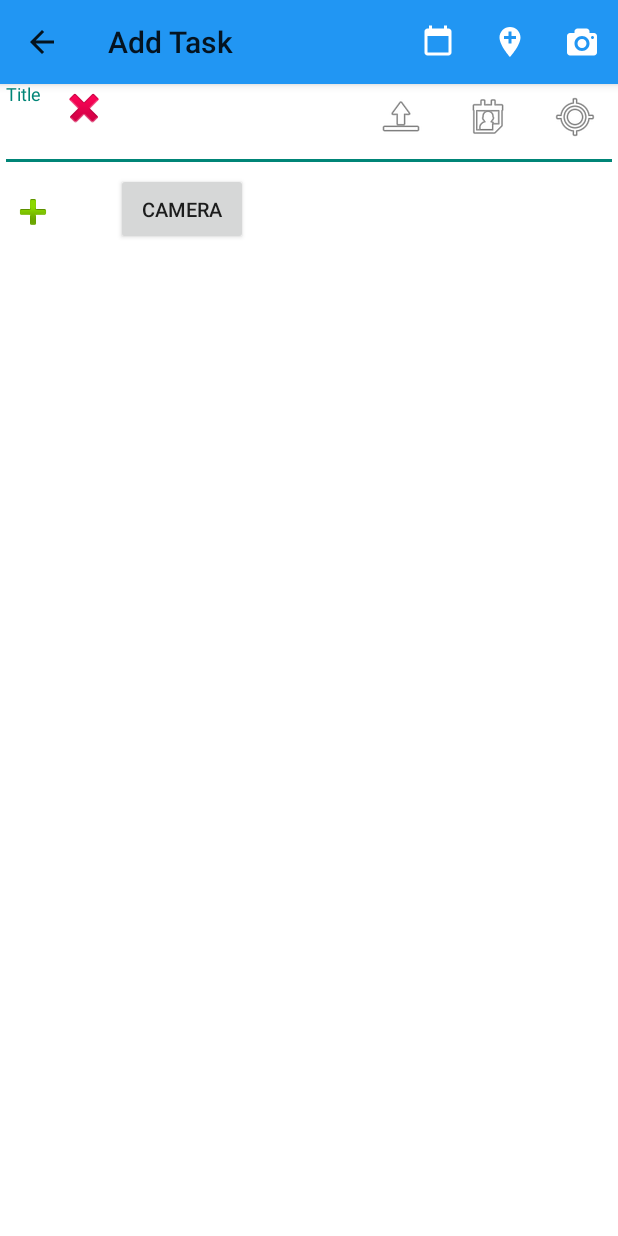
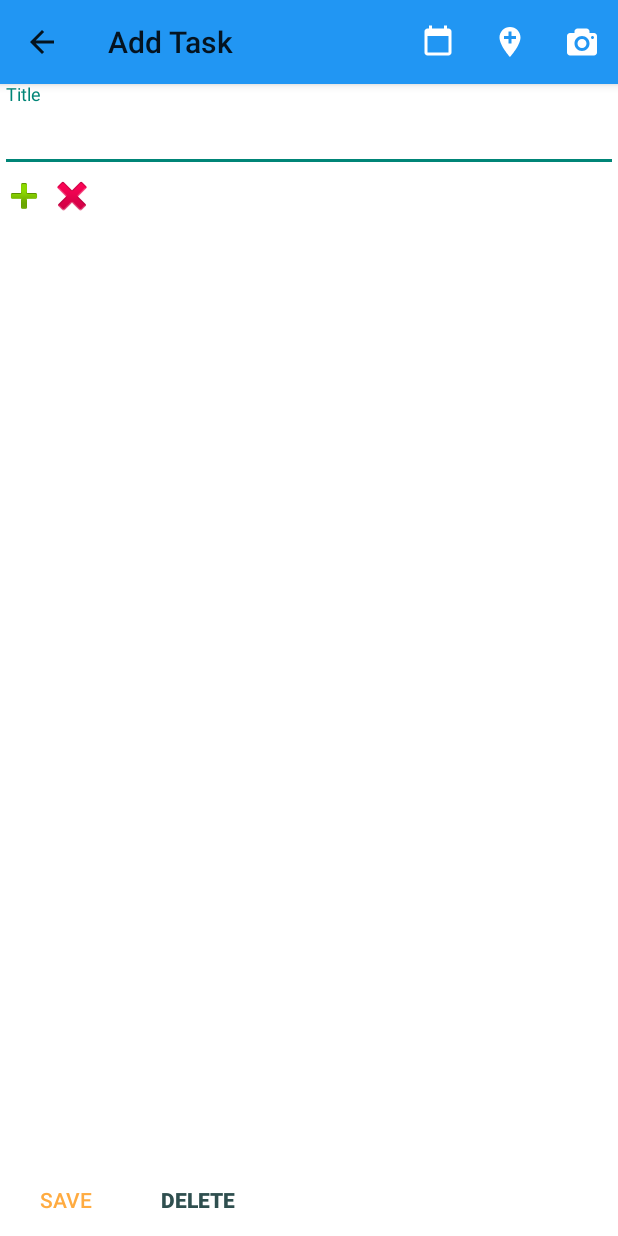
Before and after one commit to NavneetPrakashSingh/Location-Based-To-do, an Android app: the Pop screen opened directly, with no data from a screen before it, on a phone screen of 412 x 824 dp. Run offline under Robolectric (Android 15) with nearby library versions, the phone set to English and light mode, and no system bars; our stand-ins replace Room's generated code; libraries missing offline, so code that uses them is left out: android.arch.persistence; pictures from the network do not load.

Commit message:
Add task UI and menu integration

```diff
--- a/app/src/main/java/com/example/dell/to_dolist/Pop.java
+++ b/app/src/main/java/com/example/dell/to_dolist/Pop.java
@@ -57,18 +57,15 @@ public class Pop extends AppCompatActivity {
 
     private ImageButton btn;
     private ImageButton btnCancel;
-    private ImageButton submit;
-    private ImageButton location;
-    private ImageButton calender;
+    private Button submit;
+
     private ListView list;
     private ArrayAdapter<String> adapter;
     private ArrayList<String> arrayList;
     private byte[] photobyteDB;
     private byte[] dbFetchedbyte;
     private Bitmap photofinal;
-    private ProgressBar mprogress;
-
-    private Button selectCamera;
+    /*private ProgressBar mprogress;*/
     private ImageView displayImage;
 
     @Override
@@ -82,51 +79,16 @@ public class Pop extends AppCompatActivity {
 
         final EditText editTxt1 = findViewById(R.id.editText);
         btn = (ImageButton) findViewById(R.id.button);
-        submit = (ImageButton) findViewById(R.id.submit);
-        location = (ImageButton) findViewById(R.id.location);
-        calender = (ImageButton) findViewById(R.id.calender);
+        submit = (Button) findViewById(R.id.submit);
+
         btnCancel = (ImageButton) findViewById(R.id.btnCancel);
         list = (ListView) findViewById(R.id.listView);
         arrayList = new ArrayList<String>();
-        mprogress = (ProgressBar)findViewById(R.id.progress);
-        mprogress.setVisibility(View.GONE);
-
-        selectCamera = (Button) findViewById(R.id.selectCamera);
         displayImage = (ImageView) findViewById(R.id.displayImage);
 
 
 
 
-        selectCamera.setOnClickListener(new View.OnClickListener() {
-            @Override
-            public void onClick(View view) {
-
-
-                final CharSequence[] items = { "Take Photo", "Choose from Library",
-                        "Cancel" };
-                AlertDialog.Builder builder = new AlertDialog.Builder(Pop.this);
-                builder.setTitle("Add Photo!");
-
-                builder.setItems(items, new DialogInterface.OnClickListener() {
-                    @Override
-                    public void onClick(DialogInterface dialog, int item) {
-
-                        if (items[item].equals("Take Photo")) {
-                            camera();
-                        } else if (items[item].equals("Choose from Library")) {
-
-                            gallery();
-                        } else if (items[item].equals("Cancel")) {
-                            dialog.dismiss();
-                        }
-
-                    }
-                });
-
-                builder.show();
-
-            }
-        });
 
 
         adapter = new ArrayAdapter<String>(getApplicationContext(),
@@ -203,11 +165,6 @@ public class Pop extends AppCompatActivity {
             @Override
             public void onClick(View v) {
 
-                mprogress.setVisibility(View.VISIBLE);
-
-
-
-
                 String value ="";
 
                 new Thread(new Runnable() {
@@ -220,25 +177,9 @@ public class Pop extends AppCompatActivity {
                         Log.d("*****************", "taskID: "+id); //Jessica
                         long subId;
                         int k;
-                        //int count=list.getCount();
                         SparseBooleanArray sparseBooleanArray = list.getCheckedItemPositions();
-                        //String selected = "";
-                       /* for(int i = 0; i < count; i++){
-
-                            if(sparseBooleanArray.get(i)) {
-
-                                //selected += list.getItemAtPosition(i).toString() + "\n";
-
-
-
-                            }
-
-                        }
-                        Log.d("ghjghjghj", "run: "+selected);*/
                         Subtask sTask;
                         for (int i=0;i<arrayList.size();i++) {
-
-                            //Subtask sTask = new Subtask(String.valueOf(arrayList.get(i)), k, 0);
                             if(sparseBooleanArray.get(i))
                                 sTask = new Subtask(arrayList.get(i),(int) id,1);
                             else
@@ -248,51 +189,13 @@ public class Pop extends AppCompatActivity {
                         }
 
 
-                  /*    for (int i=0;i<arrayList.size();i++){
-                            Subtask sTask = new Subtask(String.valueOf(arrayList.get(i)),lastestTaskInserted.intValue(),0);
-                            appDatabase.subTaskModel().insertSubTask(sTask);
-                       }*/
-
-
-                        //  dbFetchedbyte = appDatabase.taskModel().fetchTaskById(1).getImage();
-
-                        //  photofinal = getImage(dbFetchedbyte);
-
-
                     }
                 }).start();
-
-
-
-                // mprogress.setVisibility(View.GONE);
-
-
-
                 startActivity(new Intent(Pop.this,MainActivity.class));
-
-                //displayImage.setImageBitmap(photofinal);
-
             }
         });
 
-        calender.setOnClickListener(new View.OnClickListener() {
-            @Override
-            public void onClick(View view) {
-                Calendar cal = Calendar.getInstance();
 
-                int year = cal.get(Calendar.YEAR);
-                int month = cal.get(Calendar.MONTH);
-                int day = cal.get(Calendar.DAY_OF_MONTH);
-                DatePickerDialog dialog = new DatePickerDialog(
-                        Pop.this,
-                        android.R.style.Theme_DeviceDefault_Dialog,
-                        mDateSetListener,
-                        year, month, day);
-                dialog.getWindow().setBackgroundDrawable(new ColorDrawable(Color.GRAY));
-                dialog.show();
-                //Toast.makeText(Pop.this, "Calendar Date " +year+"/"+ month+"/"+day,Toast.LENGTH_LONG).show();
-            }
-        });
 
 
         mDateSetListener = new DatePickerDialog.OnDateSetListener() {
@@ -300,8 +203,7 @@ public class Pop extends AppCompatActivity {
             public void onDateSet(DatePicker datePicker, int year, int month, int day) {
                 month = month + 1;
                 String date = month + "/" + day + "/" + year;
-                // Toast.makeText(Pop.this, "Calendar Date " +year+"/"+ month+"/"+day,Toast.LENGTH_LONG).show();
-                //  mDisplayDate.setText(date);
+
             }
         };
 
@@ -375,12 +277,7 @@ public class Pop extends AppCompatActivity {
     public static Bitmap getImage(byte[] image) {
         return BitmapFactory.decodeByteArray(image, 0, image.length);
     }
-    public boolean onOptionsItemSelected(MenuItem item){
-        Intent myIntent = new Intent(getApplicationContext(), MainActivity.class);
-        startActivityForResult(myIntent, 0);
-        return true;
 
-    }
 
     @Override
     public boolean onCreateOptionsMenu( Menu menu )
@@ -389,37 +286,61 @@ public class Pop extends AppCompatActivity {
         return true;
     }
 
-/*
+
 
     @Override
     public boolean onOptionsItemSelected(MenuItem item) {
         switch (item.getItemId()) {
-            case R.id.action_delete:
-                new Thread(new Runnable() {
-                    @Override
-                    public void run() {
-                        //appDatabase.taskModel().deleteTaskById();
-                    }
-                }).start();
+            case R.id.action_set_reminder:
+                Calendar cal = Calendar.getInstance();
+                int year = cal.get(Calendar.YEAR);
+                int month = cal.get(Calendar.MONTH);
+                int day = cal.get(Calendar.DAY_OF_MONTH);
+                DatePickerDialog dialog = new DatePickerDialog(
+                        Pop.this,
+                        android.R.style.Theme_DeviceDefault_Dialog,
+                        mDateSetListener,
+                        year, month, day);
+                dialog.getWindow().setBackgroundDrawable(new ColorDrawable(Color.GRAY));
+                dialog.show();
                 // Toast.makeText(Update.this,"Data deleted for id"+id,Toast.LENGTH_SHORT).show();
-
+                return true;
             case R.id.action_add_location:
                 startActivity(new Intent(this,ChooseLocation.class));
                 return true;
 
 
-            case R.id.action_save:
+            case R.id.action_add_image:
                 //Toast.makeText(Update.this,"Data Saved For id"+id,Toast.LENGTH_SHORT).show();
-                new Thread(new Runnable() {
+                final CharSequence[] items = { "Take Photo", "Choose from Library",
+                        "Cancel" };
+                AlertDialog.Builder builder = new AlertDialog.Builder(Pop.this);
+                builder.setTitle("Add Photo!");
+
+                builder.setItems(items, new DialogInterface.OnClickListener() {
                     @Override
-                    public void run() {
+                    public void onClick(DialogInterface dialog, int item) {
+
+                        if (items[item].equals("Take Photo")) {
+                            camera();
+                        } else if (items[item].equals("Choose from Library")) {
+
+                            gallery();
+                        } else if (items[item].equals("Cancel")) {
+                            dialog.dismiss();
+                        }
+
                     }
                 });
+
+                builder.show();
 
                 return true;
 
             default:
-                return super.onOptionsItemSelected(item);
+                Intent myIntent = new Intent(getApplicationContext(), MainActivity.class);
+                startActivityForResult(myIntent, 0);
+                return true;
 
         }
 
@@ -427,11 +348,4 @@ public class Pop extends AppCompatActivity {
 
 
 
-*/
-
-
-
-
-
-
 }
--- a/app/src/main/res/layout/activity_pop.xml
+++ b/app/src/main/res/layout/activity_pop.xml
@@ -1,35 +1,21 @@
 <?xml version="1.0" encoding="utf-8"?>
 <android.support.design.widget.CoordinatorLayout
     xmlns:android="http://schemas.android.com/apk/res/android"
-    xmlns:app="http://schemas.android.com/apk/res-auto"
     android:layout_width="match_parent"
     android:layout_height="match_parent"
     android:background="@color/colorWhite"
     android:baselineAligned="false"
+    android:visibility="visible">
+    <LinearLayout
+        android:layout_width="match_parent"
+        android:layout_height="wrap_content"
         android:orientation="vertical"
-    android:visibility="visible">
-
-
-
-    <ProgressBar
-
-        android:id="@+id/progress"
-        style="?android:attr/progressBarStyleLarge"
-        android:layout_width="50dp"
-        android:layout_height="50dp"
-        android:layout_centerHorizontal="true"
-        android:layout_centerVertical="true"
-        android:layout_marginTop="50dp"
-        android:layout_marginBottom="50dp"
-        android:visibility="invisible"
-        android:indeterminate="true"
-        android:indeterminateTintMode="src_atop"
-        android:indeterminateTint="@color/text" />
-
+        android:layout_gravity="top|center">
         <android.support.design.widget.TextInputLayout
             android:id="@+id/input_layout_password"
             android:layout_width="match_parent"
-        android:layout_height="wrap_content">
+            android:layout_height="wrap_content"
+            android:layout_gravity="top">
             <EditText
                 android:id="@+id/editText"
                 android:layout_width="match_parent"
@@ -42,114 +28,66 @@
                 android:textColor="#3F51B5"
                 android:textSize="20sp" />
         </android.support.design.widget.TextInputLayout>
-
         <ListView
             android:id="@+id/listView"
-
             android:layout_width="match_parent"
             android:layout_height="wrap_content"
-        android:layout_alignParentTop="true"
-        android:layout_alignStart="@+id/button"
-        android:layout_marginTop="115dp"
-        android:layout_weight="1"
             android:choiceMode="multipleChoice"
             android:divider="#3F51B5"
             android:scrollbars="vertical"
             android:background="@color/colorPrimary"
-        android:textColor="#3F51B5" />
-
+            android:textColor="@color/colorWhite" />
+        <LinearLayout
+            android:layout_width="match_parent"
+            android:layout_height="wrap_content"
+            android:orientation="horizontal"
+            android:layout_alignBottom="@id/listView">
             <ImageButton
                 android:id="@+id/button"
-        android:layout_width="19dp"
+                android:layout_width="wrap_content"
                 android:layout_height="wrap_content"
-        android:layout_alignParentStart="true"
-        android:layout_alignParentTop="true"
-        android:layout_marginStart="12dp"
-        android:layout_marginTop="69dp"
                 android:background="@null"
                 android:src="@android:drawable/ic_input_add"
-        android:visibility="visible" />
-
+                android:visibility="visible"/>
             <ImageButton
                 android:id="@+id/btnCancel"
-        android:layout_width="21dp"
+                android:layout_width="wrap_content"
                 android:layout_height="wrap_content"
-        android:layout_alignParentStart="true"
-        android:layout_alignTop="@+id/button"
-        android:layout_marginStart="45dp"
                 android:background="@null"
-        android:elevation="0dp"
                 android:src="@android:drawable/ic_delete"
                 android:visibility="visible" />
-
-
+        </LinearLayout>
+        <ImageView
+            android:id="@+id/displayImage"
+            android:layout_width="match_parent"
+            android:layout_height="wrap_content"
+            android:adjustViewBounds="true"
+            android:layout_alignParentTop="true" />
+    </LinearLayout>
     <LinearLayout
+        android:id="@+id/saveLayout"
         android:layout_width="match_parent"
-        android:layout_height="44dp"
-        android:layout_alignParentBottom="true"
-        android:layout_alignParentStart="true"
+        android:layout_height="wrap_content"
         android:orientation="horizontal"
-        android:weightSum="4">
-
-        <View
-            android:layout_width="0dp"
-            android:layout_height="0dp"
-            android:layout_weight="4" />
-
-
-        <ImageButton
+        android:layout_gravity="center|bottom">
+        <Button
             android:id="@+id/submit"
-            android:layout_width="58dp"
-            android:layout_height="match_parent"
-            android:layout_weight="1"
-            android:background="@null"
-            android:src="@android:drawable/ic_menu_upload" />
-
-
-        <ImageButton
-
-            android:id="@+id/calender"
-            android:layout_width="58dp"
-            android:layout_height="match_parent"
-            android:background="@null"
-            android:src="@android:drawable/ic_menu_my_calendar" />
-
-        <ImageButton
-            android:id="@+id/location"
-            android:layout_width="58dp"
-            android:layout_height="match_parent"
-            android:layout_weight="1"
-            android:background="@null"
-            android:onClick="selectLocation"
-            android:src="@android:drawable/ic_menu_mylocation" />
-
-
+            android:layout_width="wrap_content"
+            android:layout_height="wrap_content"
+            android:text="SAVE"
+            android:layout_gravity="right"
+            android:theme="@style/PrimaryFlatButton" />
+        <Button
+            android:id="@+id/deleteButton"
+            android:layout_gravity="right"
+            android:layout_width="wrap_content"
+            android:layout_height="wrap_content"
+            android:text="@string/action_delete"
+            android:textColor="@color/colorMain"
+            android:textSize="@dimen/activity_button_text"
+            android:textStyle="bold"
+            android:theme="@style/PrimaryFlatButton" />
     </LinearLayout>
 
 
-    <Button
-        android:id="@+id/selectCamera"
-        android:layout_width="wrap_content"
-        android:layout_height="wrap_content"
-        android:layout_alignParentStart="true"
-        android:layout_alignParentTop="true"
-        android:layout_marginStart="77dp"
-        android:layout_marginTop="59dp"
-        android:text="Camera"
-        android:textSize="13dp" />
-
-
-    <ImageView
-        android:id="@+id/displayImage"
-        android:layout_alignLeft="@id/listView"
-        android:layout_width="250dp"
-        android:layout_height="250dp"
-        android:adjustViewBounds="true"
-        android:layout_alignParentTop="true"
-        android:layout_marginTop="167dp"
-        android:layout_toEndOf="@+id/selectCamera"/>
-
-
-
-
 </android.support.design.widget.CoordinatorLayout>
--- a/app/src/main/res/menu/add_menu.xml
+++ b/app/src/main/res/menu/add_menu.xml
@@ -2,12 +2,12 @@
 <menu xmlns:android="http://schemas.android.com/apk/res/android"
     xmlns:app="http://schemas.android.com/apk/res-auto">
     <item
-        android:id="@+id/action_add_date"
+        android:id="@+id/action_set_reminder"
         android:icon="@drawable/ic_icons_calendar_white"
-        android:title="@string/check"
+        android:title="Calendar"
         app:showAsAction="always"/>
     <item
-        android:id="@+id/action_add_location1"
+        android:id="@+id/action_add_location"
         android:icon="@drawable/ic_add_location_white_24dp"
         android:title="Add Location"
         app:showAsAction="always"/>
```
Lines whose indentation alone changed are shown as unchanged.
